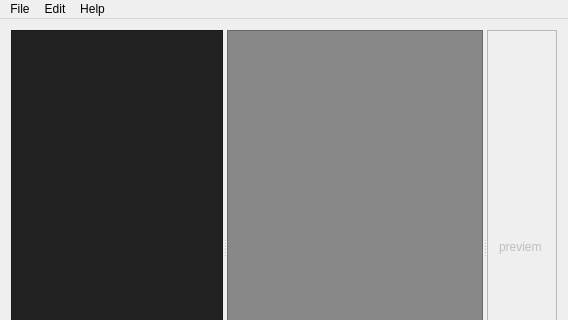
Qt form pwindow.ui (aki237/packager) before a commit; both pictures show x 0 to 568 and y 0 to 320 of the 568 by 475 pixel window.
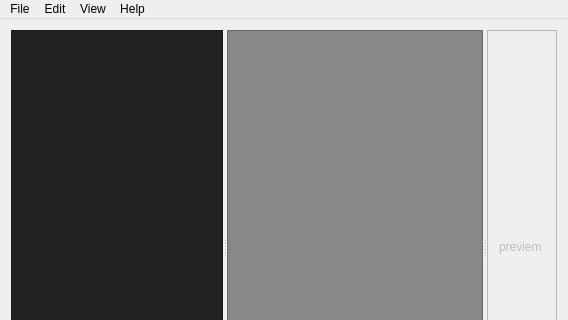
The same form after that commit. Custom widgets are drawn as their Qt base class.

Commit message: Added monospace font option for text view

Patch:
```diff
--- a/pwindow.ui
+++ b/pwindow.ui
@@ -136,8 +136,15 @@
     <addaction name="separator"/>
     <addaction name="actionAbout"/>
    </widget>
+   <widget class="QMenu" name="menuView">
+    <property name="title">
+     <string>View</string>
+    </property>
+    <addaction name="actionSet_Monospaced_Font"/>
+   </widget>
    <addaction name="menuFile"/>
    <addaction name="menuEdit"/>
+   <addaction name="menuView"/>
    <addaction name="menuHelp"/>
   </widget>
   <action name="actionNew">
```
Left out of the diff: 10 changed lines with no effect on the pictures. The commit also changes 3 other files.
